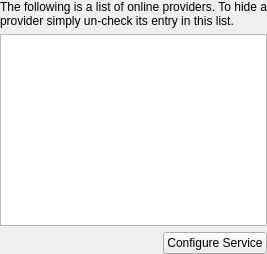
First picture: the form in online/onlinesettings.ui, repository CDrummond/cantata, before the edit.
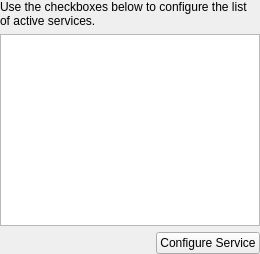
Second picture: the form after the edit.

```diff
--- a/online/onlinesettings.ui
+++ b/online/onlinesettings.ui
@@ -9,7 +9,7 @@
    <item row="0" column="0" colspan="2">
     <widget class="QLabel" name="label">
      <property name="text">
-      <string>The following is a list of online providers. To hide a provider simply un-check its entry in this list.</string>
+     <string>Use the checkboxes below to configure the list of active services.</string>
      </property>
      <property name="wordWrap">
       <bool>true</bool>
```
